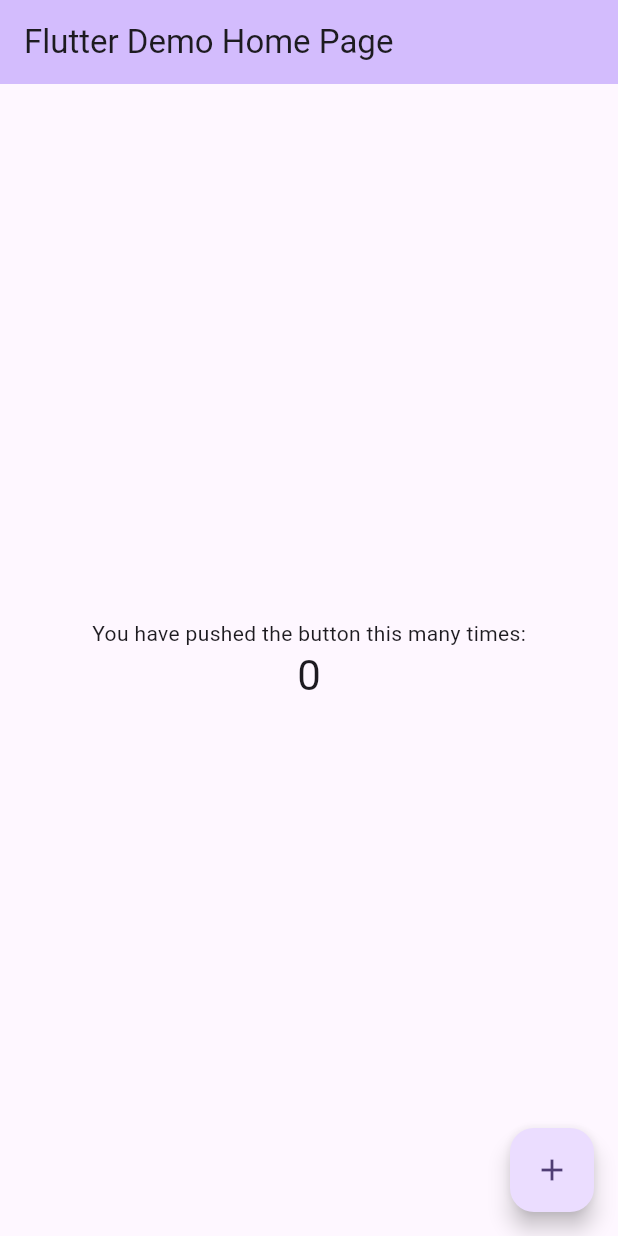
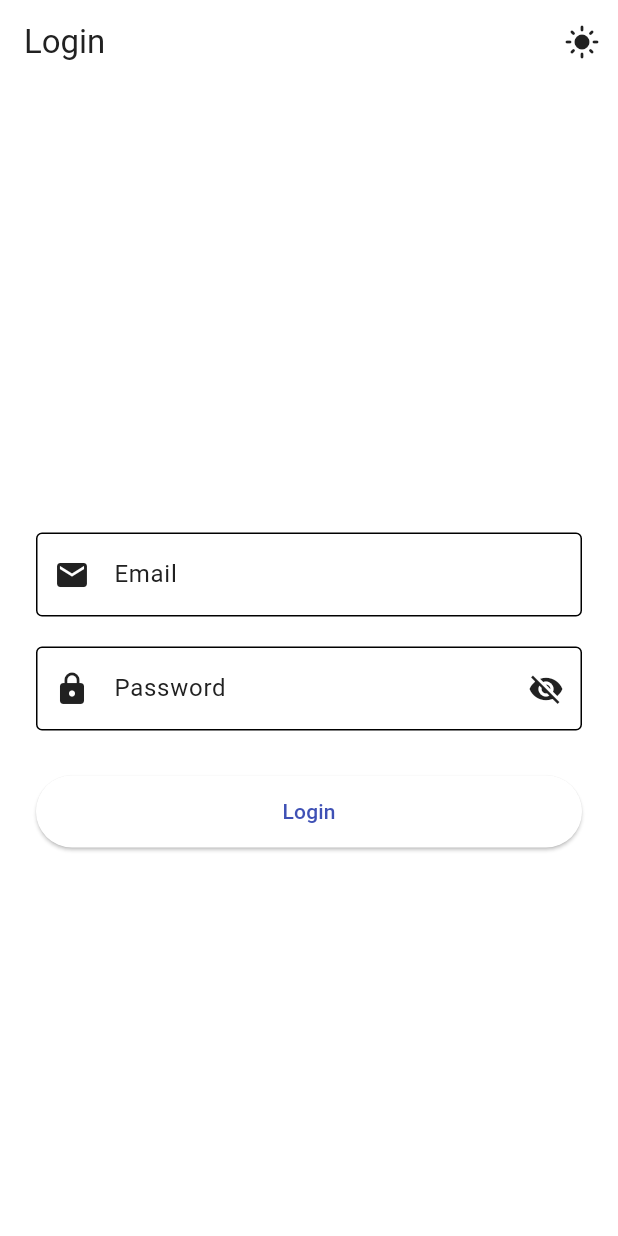
Before and after one commit to mZainFarooq/cleaning_service_app, a Flutter app: the screen it shows after launch, on a phone screen of 412 x 824 dp. Run offline on Flutter 3.47's test engine with Material 3 defaults, Android fonts, the phone set to English and light mode, and no system bars; our stand-ins replace flutter_screenutil, shared_preferences.

Commit message:
setup of theme and routes themeprovider + make a simple ui login page will be changed

```diff
--- a/lib/core/constants/app_assets.dart
+++ b/lib/core/constants/app_assets.dart
@@ -0,0 +1 @@
+const logo = "/assets/app-logo.png";
--- a/lib/core/constants/app_colors.dart
+++ b/lib/core/constants/app_colors.dart
@@ -0,0 +1,20 @@
+import 'package:flutter/material.dart';
+
+class AppColors {
+  // ---------------- Light Theme ----------------
+  static const lightBackground = Color(0xFFFFFFFF); // White (70%)
+  static const lightPrimary = Color(0xFF3F51B5); // Indigo (20%)
+  static const lightSecondary = Color(0xFFFF9800); // Orange Accent (10%)
+  static const lightSurface = Color(0xFFF5F5F5); // Slight grey for cards
+  static const lightText = Color(0xFF212121); // Black for main text
+  static const lightTextSecondary = Color(0xFF616161); // Muted Grey Text
+  static const error = Color(0xFFD32F2F); // Red for errors
+
+  // ---------------- Dark Theme ----------------
+  static const darkBackground = Color(0xFF000000); // Black (70%)
+  static const darkPrimary = Color(0xFF3F51B5); // Indigo (20%)
+  static const darkSecondary = Color(0xFFFFB74D); // Warm Amber/Orange (10%)
+  static const darkSurface = Color(0xFF121212); // Dark grey for cards
+  static const darkText = Color(0xFFFFFFFF); // White for main text
+  static const darkTextSecondary = Color(0xFFBDBDBD); // Muted Grey text
+}
--- a/lib/core/routes/app_router.dart
+++ b/lib/core/routes/app_router.dart
@@ -0,0 +1,15 @@
+import 'package:flutter/material.dart';
+import 'package:frontend_app/features/auth/screens/login_screen.dart';
+import '../routes/app_routes_names.dart';
+
+class AppRouter {
+  static Map<String, WidgetBuilder> routes = {
+    AppRouteNames.login: (context) => LoginScreen(),
+    // AppRouteNames.splash: (context) => SplashScreen(),
+    // AppRouteNames.home: (context) => const HomeScreen(),
+    // AppRouteNames.history: (context) => const HistoryScreen(),
+    // AppRouteNames.hotels: (context) => const HotelsScreen(),
+    // AppRouteNames.profile: (context) => const ProfileScreen(),
+    // AppRouteNames.notification: (context) => NotificationsScreen(),
+  };
+}
--- a/lib/core/routes/app_routes_names.dart
+++ b/lib/core/routes/app_routes_names.dart
@@ -0,0 +1,8 @@
+class AppRouteNames {
+  static const String splash = '/';
+  static const String login = '/login';
+  static const String home = '/home';
+  static const String hotels = '/hotels';
+  static const String history = '/history';
+  static const String profile = '/profile';
+}
--- a/lib/core/theme/app_theme.dart
+++ b/lib/core/theme/app_theme.dart
@@ -0,0 +1,32 @@
+import 'package:flutter/material.dart';
+import '../constants/app_colors.dart';
+
+class AppTheme {
+  // Light Theme
+  static ThemeData lightTheme = ThemeData(
+    useMaterial3: true,
+    scaffoldBackgroundColor: AppColors.lightBackground,
+    colorScheme: ColorScheme.light(
+      primary: AppColors.lightPrimary,
+      secondary: AppColors.lightSecondary,
+      surface: AppColors.lightBackground,
+      onSurface: AppColors.lightText,
+      error: AppColors.error,
+      onError: Colors.white,
+    ),
+  );
+
+  // Dark Theme
+  static ThemeData darkTheme = ThemeData(
+    useMaterial3: true,
+    scaffoldBackgroundColor: AppColors.darkBackground,
+    colorScheme: ColorScheme.dark(
+      primary: AppColors.darkPrimary,
+      secondary: AppColors.darkSecondary,
+      surface: AppColors.darkBackground,
+      onSurface: AppColors.darkText,
+      error: AppColors.error,
+      onError: Colors.white,
+    ),
+  );
+}
--- /dev/null
+++ b/lib/core/theme/theme_provider.dart
@@ -0,0 +1,30 @@
+import 'package:flutter/material.dart';
+import 'package:shared_preferences/shared_preferences.dart';
+
+class ThemeProvider extends ChangeNotifier {
+  ThemeMode _themeMode = ThemeMode.system;
+
+  ThemeMode get themeMode => _themeMode;
+
+  ThemeProvider() {
+    _loadTheme();
+  }
+
+  void toggleTheme(bool isDark) {
+    _themeMode = isDark ? ThemeMode.dark : ThemeMode.light;
+    _saveTheme(isDark);
+    notifyListeners();
+  }
+
+  Future<void> _loadTheme() async {
+    final prefs = await SharedPreferences.getInstance();
+    final isDark = prefs.getBool('isDarkTheme') ?? false;
+    _themeMode = isDark ? ThemeMode.dark : ThemeMode.light;
+    notifyListeners();
+  }
+
+  Future<void> _saveTheme(bool isDark) async {
+    final prefs = await SharedPreferences.getInstance();
+    prefs.setBool('isDarkTheme', isDark);
+  }
+}
--- a/lib/features/auth/screens/login_screen.dart
+++ b/lib/features/auth/screens/login_screen.dart
@@ -0,0 +1,90 @@
+import 'package:flutter/material.dart';
+import 'package:frontend_app/core/theme/theme_provider.dart';
+import 'package:provider/provider.dart';
+
+class LoginScreen extends StatefulWidget {
+  const LoginScreen({super.key});
+
+  @override
+  State<LoginScreen> createState() => _LoginScreenState();
+}
+
+class _LoginScreenState extends State<LoginScreen> {
+  bool _obscurePassword = true;
+
+  @override
+  Widget build(BuildContext context) {
+    final themeProvider = Provider.of<ThemeProvider>(context);
+
+    return Scaffold(
+      appBar: AppBar(
+        title: const Text("Login"),
+        actions: [
+          IconButton(
+            icon: Icon(
+              themeProvider.themeMode == ThemeMode.dark
+                  ? Icons.dark_mode
+                  : Icons.light_mode,
+            ),
+            onPressed: () {
+              final isDark = themeProvider.themeMode == ThemeMode.dark;
+              themeProvider.toggleTheme(!isDark);
+            },
+          ),
+        ],
+      ),
+      body: SafeArea(
+        child: Padding(
+          padding: const EdgeInsets.all(24.0),
+          child: Column(
+            mainAxisAlignment: MainAxisAlignment.center,
+            children: [
+              const SizedBox(height: 40),
+
+              TextField(
+                keyboardType: TextInputType.emailAddress,
+                decoration: const InputDecoration(
+                  labelText: "Email",
+                  prefixIcon: Icon(Icons.email),
+                  border: OutlineInputBorder(),
+                ),
+              ),
+              const SizedBox(height: 20),
+
+              TextField(
+                obscureText: _obscurePassword,
+                decoration: InputDecoration(
+                  labelText: "Password",
+                  prefixIcon: const Icon(Icons.lock),
+                  border: const OutlineInputBorder(),
+                  suffixIcon: IconButton(
+                    icon: Icon(
+                      _obscurePassword
+                          ? Icons.visibility_off
+                          : Icons.visibility,
+                    ),
+                    onPressed: () {
+                      setState(() {
+                        _obscurePassword = !_obscurePassword;
+                      });
+                    },
+                  ),
+                ),
+              ),
+              const SizedBox(height: 30),
+
+              SizedBox(
+                width: double.infinity,
+                height: 48,
+                child: ElevatedButton(
+                  onPressed: () {},
+                  child: const Text("Login"),
+                ),
+              ),
+            ],
+          ),
+        ),
+      ),
+    );
+  }
+}
--- a/lib/main.dart
+++ b/lib/main.dart
@@ -1,122 +1,41 @@
 import 'package:flutter/material.dart';
+import 'package:frontend_app/core/theme/theme_provider.dart';
+import 'package:provider/provider.dart';
+import 'package:flutter_screenutil/flutter_screenutil.dart';
+import './core/theme/app_theme.dart';
+import './core/routes/app_router.dart';
+import './core/routes/app_routes_names.dart';
+import 'package:flutter/foundation.dart';
 
 void main() {
-  runApp(const MyApp());
+  runApp(
+    ChangeNotifierProvider(
+      create: (_) => ThemeProvider(),
+      child: const MyApp(),
+    ),
+  );
 }
 
 class MyApp extends StatelessWidget {
   const MyApp({super.key});
 
-  // This widget is the root of your application.
   @override
   Widget build(BuildContext context) {
-    return MaterialApp(
-      title: 'Flutter Demo',
-      theme: ThemeData(
-        // This is the theme of your application.
-        //
-        // TRY THIS: Try running your application with "flutter run". You'll see
-        // the application has a purple toolbar. Then, without quitting the app,
-        // try changing the seedColor in the colorScheme below to Colors.green
-        // and then invoke "hot reload" (save your changes or press the "hot
-        // reload" button in a Flutter-supported IDE, or press "r" if you used
-        // the command line to start the app).
-        //
-        // Notice that the counter didn't reset back to zero; the application
-        // state is not lost during the reload. To reset the state, use hot
-        // restart instead.
-        //
-        // This works for code too, not just values: Most code changes can be
-        // tested with just a hot reload.
-        colorScheme: ColorScheme.fromSeed(seedColor: Colors.deepPurple),
-      ),
-      home: const MyHomePage(title: 'Flutter Demo Home Page'),
+    final themeProvider = Provider.of<ThemeProvider>(context);
+
+    return ScreenUtilInit(
+      designSize: kIsWeb ? const Size(1536, 729) : const Size(360, 825),
+      minTextAdapt: true,
+      splitScreenMode: true,
+      builder:
+          (_, __) => MaterialApp(
+            debugShowCheckedModeBanner: false,
+            theme: AppTheme.lightTheme,
+            darkTheme: AppTheme.darkTheme,
+            themeMode: themeProvider.themeMode,
+            initialRoute: AppRouteNames.login,
+            routes: AppRouter.routes,
+          ),
     );
   }
 }
-
-class MyHomePage extends StatefulWidget {
-  const MyHomePage({super.key, required this.title});
-
-  // This widget is the home page of your application. It is stateful, meaning
-  // that it has a State object (defined below) that contains fields that affect
-  // how it looks.
-
-  // This class is the configuration for the state. It holds the values (in this
-  // case the title) provided by the parent (in this case the App widget) and
-  // used by the build method of the State. Fields in a Widget subclass are
-  // always marked "final".
-
-  final String title;
-
-  @override
-  State<MyHomePage> createState() => _MyHomePageState();
-}
-
-class _MyHomePageState extends State<MyHomePage> {
-  int _counter = 0;
-
-  void _incrementCounter() {
-    setState(() {
-      // This call to setState tells the Flutter framework that something has
-      // changed in this State, which causes it to rerun the build method below
-      // so that the display can reflect the updated values. If we changed
-      // _counter without calling setState(), then the build method would not be
-      // called again, and so nothing would appear to happen.
-      _counter++;
-    });
-  }
-
-  @override
-  Widget build(BuildContext context) {
-    // This method is rerun every time setState is called, for instance as done
-    // by the _incrementCounter method above.
-    //
-    // The Flutter framework has been optimized to make rerunning build methods
-    // fast, so that you can just rebuild anything that needs updating rather
-    // than having to individually change instances of widgets.
-    return Scaffold(
-      appBar: AppBar(
-        // TRY THIS: Try changing the color here to a specific color (to
-        // Colors.amber, perhaps?) and trigger a hot reload to see the AppBar
-        // change color while the other colors stay the same.
-        backgroundColor: Theme.of(context).colorScheme.inversePrimary,
-        // Here we take the value from the MyHomePage object that was created by
-        // the App.build method, and use it to set our appbar title.
-        title: Text(widget.title),
-      ),
-      body: Center(
-        // Center is a layout widget. It takes a single child and positions it
-        // in the middle of the parent.
-        child: Column(
-          // Column is also a layout widget. It takes a list of children and
-          // arranges them vertically. By default, it sizes itself to fit its
-          // children horizontally, and tries to be as tall as its parent.
-          //
-          // Column has various properties to control how it sizes itself and
-          // how it positions its children. Here we use mainAxisAlignment to
-          // center the children vertically; the main axis here is the vertical
-          // axis because Columns are vertical (the cross axis would be
-          // horizontal).
-          //
-          // TRY THIS: Invoke "debug painting" (choose the "Toggle Debug Paint"
-          // action in the IDE, or press "p" in the console), to see the
-          // wireframe for each widget.
-          mainAxisAlignment: MainAxisAlignment.center,
-          children: <Widget>[
-            const Text('You have pushed the button this many times:'),
-            Text(
-              '$_counter',
-              style: Theme.of(context).textTheme.headlineMedium,
-            ),
-          ],
-        ),
-      ),
-      floatingActionButton: FloatingActionButton(
-        onPressed: _incrementCounter,
-        tooltip: 'Increment',
-        child: const Icon(Icons.add),
-      ), // This trailing comma makes auto-formatting nicer for build methods.
-    );
-  }
-}
--- a/pubspec.yaml
+++ b/pubspec.yaml
@@ -2,7 +2,7 @@ name: frontend_app
 description: "A new Flutter project."
 # The following line prevents the package from being accidentally published to
 # pub.dev using `flutter pub publish`. This is preferred for private packages.
-publish_to: 'none' # Remove this line if you wish to publish to pub.dev
+publish_to: "none" # Remove this line if you wish to publish to pub.dev
 
 # The following defines the version and build number for your application.
 # A version number is three numbers separated by dots, like 1.2.43
@@ -30,6 +30,9 @@ environment:
 dependencies:
   flutter:
     sdk: flutter
+  provider: ^6.1.2
+  flutter_screenutil: ^5.9.0
+  shared_preferences: ^2.3.2
 
   # The following adds the Cupertino Icons font to your application.
   # Use with the CupertinoIcons class for iOS style icons.
@@ -51,7 +54,6 @@ dev_dependencies:
 
 # The following section is specific to Flutter packages.
 flutter:
-
   # The following line ensures that the Material Icons font is
   # included with your application, so that you can use the icons in
   # the material Icons class.
```
Also changed, not shown: lib/core/constants/app_fonts_sizes.dart (+11 -0 lines), lib/core/constants/app_spacing.dart (+29 -0 lines), lib/core/utils/custom_navigator.dart (+47 -0 lines), pubspec.lock, 2 other files.
